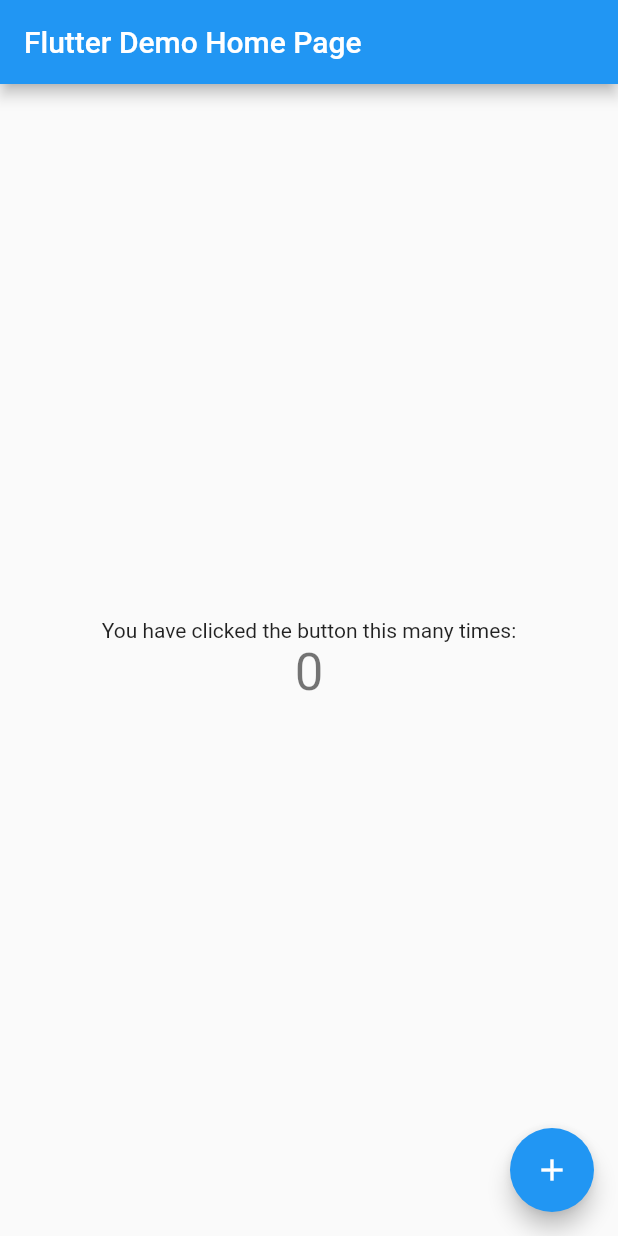
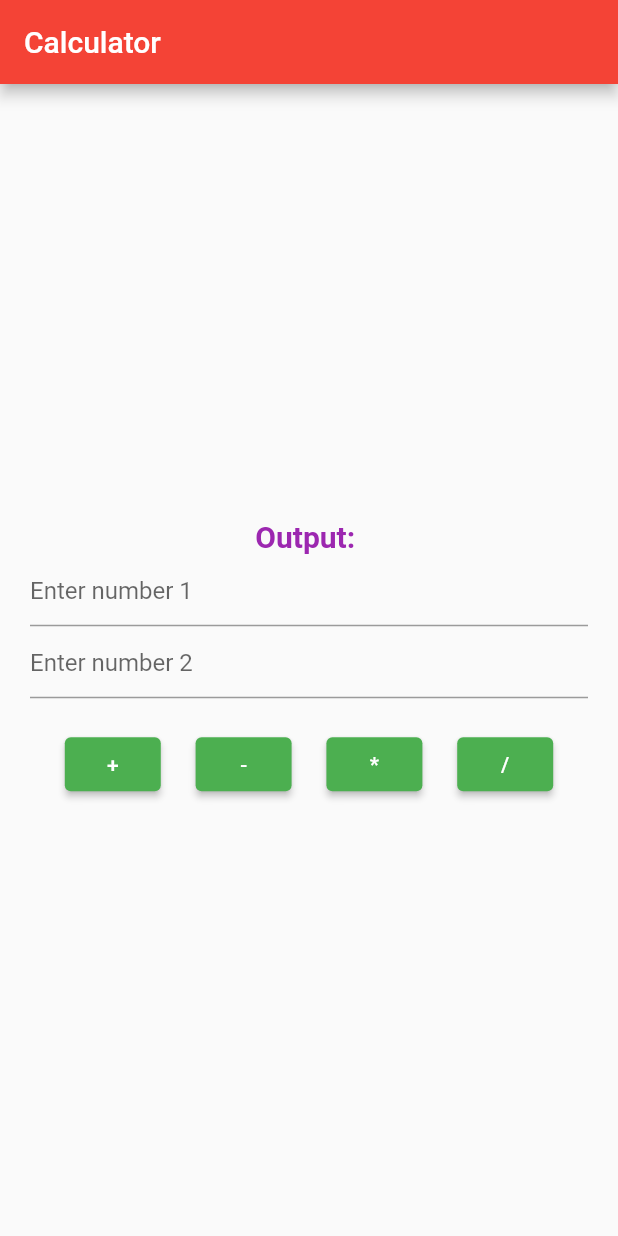
Before and after one commit to Mugilan-Codes/flutter-calculator, a Flutter app: the screen it shows after launch, on a phone screen of 412 x 824 dp. Run offline on Flutter 3.47's test engine with Material 2 defaults, Android fonts, the phone set to English and light mode, and no system bars.

Commit message:
UI for calculator

```diff
--- /dev/null
+++ b/lib/home_page.dart
@@ -0,0 +1,61 @@
+import 'package:flutter/material.dart';
+
+class HomePage extends StatefulWidget {
+  const HomePage({Key? key}) : super(key: key);
+
+  @override
+  _HomePageState createState() => _HomePageState();
+}
+
+class _HomePageState extends State<HomePage> {
+  @override
+  Widget build(BuildContext context) {
+    return Scaffold(
+        appBar: AppBar(title: const Text("Calculator")),
+        body: Container(
+            padding: const EdgeInsets.all(20.0),
+            child: Column(
+              mainAxisAlignment: MainAxisAlignment.center,
+              children: [
+                const Text(
+                  "Output: ",
+                  style: TextStyle(
+                      fontSize: 20.0,
+                      fontWeight: FontWeight.bold,
+                      color: Colors.purple),
+                ),
+                const TextField(
+                  keyboardType: TextInputType.number,
+                  decoration: InputDecoration(hintText: "Enter number 1"),
+                ),
+                const TextField(
+                  keyboardType: TextInputType.number,
+                  decoration: InputDecoration(hintText: "Enter number 2"),
+                ),
+                const Padding(padding: EdgeInsets.only(top: 20.0)),
+                Row(
+                  mainAxisAlignment: MainAxisAlignment.spaceEvenly,
+                  children: [
+                    ElevatedButton(
+                      onPressed: () {},
+                      child: const Text("+"),
+                      style: ElevatedButton.styleFrom(primary: Colors.green),
+                    ),
+                    ElevatedButton(
+                        onPressed: () {},
+                        child: const Text("-"),
+                        style: ElevatedButton.styleFrom(primary: Colors.green)),
+                    ElevatedButton(
+                        onPressed: () {},
+                        child: const Text("*"),
+                        style: ElevatedButton.styleFrom(primary: Colors.green)),
+                    ElevatedButton(
+                        onPressed: () {},
+                        child: const Text("/"),
+                        style: ElevatedButton.styleFrom(primary: Colors.green))
+                  ],
+                )
+              ],
+            )));
+  }
+}
--- a/lib/main.dart
+++ b/lib/main.dart
@@ -1,115 +1,14 @@
 import 'package:flutter/material.dart';
+import 'home_page.dart';
 
-void main() {
-  runApp(const MyApp());
-}
+void main() => runApp(MyApp());
 
 class MyApp extends StatelessWidget {
-  const MyApp({Key? key}) : super(key: key);
-
-  // This widget is the root of your application.
   @override
   Widget build(BuildContext context) {
     return MaterialApp(
-      title: 'Flutter Demo',
-      theme: ThemeData(
-        // This is the theme of your application.
-        //
-        // Try running your application with "flutter run". You'll see the
-        // application has a blue toolbar. Then, without quitting the app, try
-        // changing the primarySwatch below to Colors.green and then invoke
-        // "hot reload" (press "r" in the console where you ran "flutter run",
-        // or simply save your changes to "hot reload" in a Flutter IDE).
-        // Notice that the counter didn't reset back to zero; the application
-        // is not restarted.
-        primarySwatch: Colors.blue,
-      ),
-      home: const MyHomePage(title: 'Flutter Demo Home Page'),
-    );
+        title: "Calculator App",
+        theme: ThemeData(primarySwatch: Colors.red),
+        home: HomePage());
   }
 }
-
-class MyHomePage extends StatefulWidget {
-  const MyHomePage({Key? key, required this.title}) : super(key: key);
-
-  // This widget is the home page of your application. It is stateful, meaning
-  // that it has a State object (defined below) that contains fields that affect
-  // how it looks.
-
-  // This class is the configuration for the state. It holds the values (in this
-  // case the title) provided by the parent (in this case the App widget) and
-  // used by the build method of the State. Fields in a Widget subclass are
-  // always marked "final".
-
-  final String title;
-
-  @override
-  State<MyHomePage> createState() => _MyHomePageState();
-}
-
-class _MyHomePageState extends State<MyHomePage> {
-  int _counter = 0;
-
-  void _incrementCounter() {
-    setState(() {
-      // This call to setState tells the Flutter framework that something has
-      // changed in this State, which causes it to rerun the build method below
-      // so that the display can reflect the updated values. If we changed
-      // _counter without calling setState(), then the build method would not be
-      // called again, and so nothing would appear to happen.
-      _counter++;
-    });
-  }
-
-  @override
-  Widget build(BuildContext context) {
-    // This method is rerun every time setState is called, for instance as done
-    // by the _incrementCounter method above.
-    //
-    // The Flutter framework has been optimized to make rerunning build methods
-    // fast, so that you can just rebuild anything that needs updating rather
-    // than having to individually change instances of widgets.
-    return Scaffold(
-      appBar: AppBar(
-        // Here we take the value from the MyHomePage object that was created by
-        // the App.build method, and use it to set our appbar title.
-        title: Text(widget.title),
-      ),
-      body: Center(
-        // Center is a layout widget. It takes a single child and positions it
-        // in the middle of the parent.
-        child: Column(
-          // Column is also a layout widget. It takes a list of children and
-          // arranges them vertically. By default, it sizes itself to fit its
-          // children horizontally, and tries to be as tall as its parent.
-          //
-          // Invoke "debug painting" (press "p" in the console, choose the
-          // "Toggle Debug Paint" action from the Flutter Inspector in Android
-          // Studio, or the "Toggle Debug Paint" command in Visual Studio Code)
-          // to see the wireframe for each widget.
-          //
-          // Column has various properties to control how it sizes itself and
-          // how it positions its children. Here we use mainAxisAlignment to
-          // center the children vertically; the main axis here is the vertical
-          // axis because Columns are vertical (the cross axis would be
-          // horizontal).
-          mainAxisAlignment: MainAxisAlignment.center,
-          children: <Widget>[
-            const Text(
-              'You have clicked the button this many times:',
-            ),
-            Text(
-              '$_counter',
-              style: Theme.of(context).textTheme.headline4,
-            ),
-          ],
-        ),
-      ),
-      floatingActionButton: FloatingActionButton(
-        onPressed: _incrementCounter,
-        tooltip: 'Increment',
-        child: const Icon(Icons.add),
-      ), // This trailing comma makes auto-formatting nicer for build methods.
-    );
-  }
-}
```
